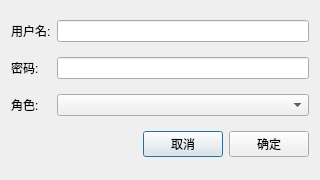
R1TAP/Parkinglot_Manage_System, file forms/userdialog.ui: the form before one commit.
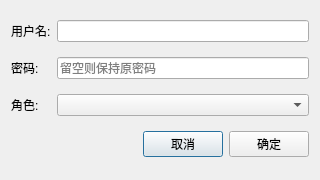
The form after the commit.

```diff
--- a/forms/userdialog.ui
+++ b/forms/userdialog.ui
@@ -32,7 +32,14 @@
     </widget>
    </item>
    <item row="1" column="1">
-    <widget class="QLineEdit" name="lineEditPassword"/>
+    <widget class="QLineEdit" name="lineEditPassword">
+     <property name="echoMode">
+      <enum>QLineEdit::Password</enum>
+     </property>
+     <property name="placeholderText">
+      <string>留空则保持原密码</string>
+     </property>
+    </widget>
    </item>
    <item row="2" column="0">
     <widget class="QLabel" name="labelRole">
```
